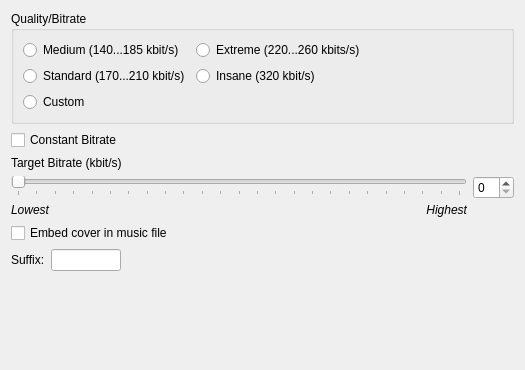
janbar/CDDA-Ripper, file widgets/lamewidgetUI.ui: the form before one commit.
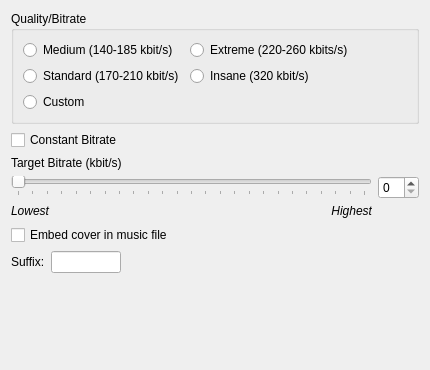
The form after the commit.

Commit message: add missed layouts

Patch:
```diff
--- a/widgets/lamewidgetUI.ui
+++ b/widgets/lamewidgetUI.ui
@@ -6,7 +6,7 @@
    <rect>
     <x>0</x>
     <y>0</y>
-    <width>525</width>
+    <width>430</width>
     <height>370</height>
    </rect>
   </property>
@@ -64,7 +64,7 @@
          <string>This preset should provide near transparency to most people on most music.</string>
         </property>
         <property name="text">
-         <string>Medium (140...185 kbit/s)</string>
+         <string>Medium (140-185 kbit/s)</string>
         </property>
        </widget>
       </item>
@@ -79,7 +79,7 @@
          <string>If you have extremely good hearing and similar equipment, this preset will generally provide slightly higher quality than the &quot;standard&quot; mode</string>
         </property>
         <property name="text">
-         <string>Extreme (220...260 kbits/s)</string>
+         <string>Extreme (220-260 kbits/s)</string>
         </property>
        </widget>
       </item>
@@ -107,7 +107,7 @@
          <string>This preset should generally be transparent to most people on most music and is already quite high in quality.</string>
         </property>
         <property name="text">
-         <string>Standard (170...210 kbit/s)</string>
+         <string>Standard (170-210 kbit/s)</string>
         </property>
        </widget>
       </item>
@@ -250,6 +250,12 @@
       <layout class="QVBoxLayout" name="verticalLayout_2">
        <item>
         <widget class="QSpinBox" name="kintspinbox_bitrate">
+         <property name="maximumSize">
+          <size>
+           <width>60</width>
+           <height>16777215</height>
+          </size>
+         </property>
          <property name="maximum">
           <number>99</number>
          </property>
@@ -259,20 +265,11 @@
         </widget>
        </item>
        <item>
-        <spacer name="verticalSpacer_2">
-         <property name="orientation">
-          <enum>Qt::Orientation::Vertical</enum>
+        <widget class="QLabel" name="label">
+         <property name="text">
+          <string notr="true"> </string>
          </property>
-         <property name="sizeType">
-          <enum>QSizePolicy::Policy::Fixed</enum>
-         </property>
-         <property name="sizeHint" stdset="0">
-          <size>
-           <width>20</width>
-           <height>18</height>
-          </size>
-         </property>
-        </spacer>
+        </widget>
        </item>
       </layout>
      </item>
```
Left out of the diff: 12 changed lines with no effect on the pictures. The commit also changes 5 other files.
